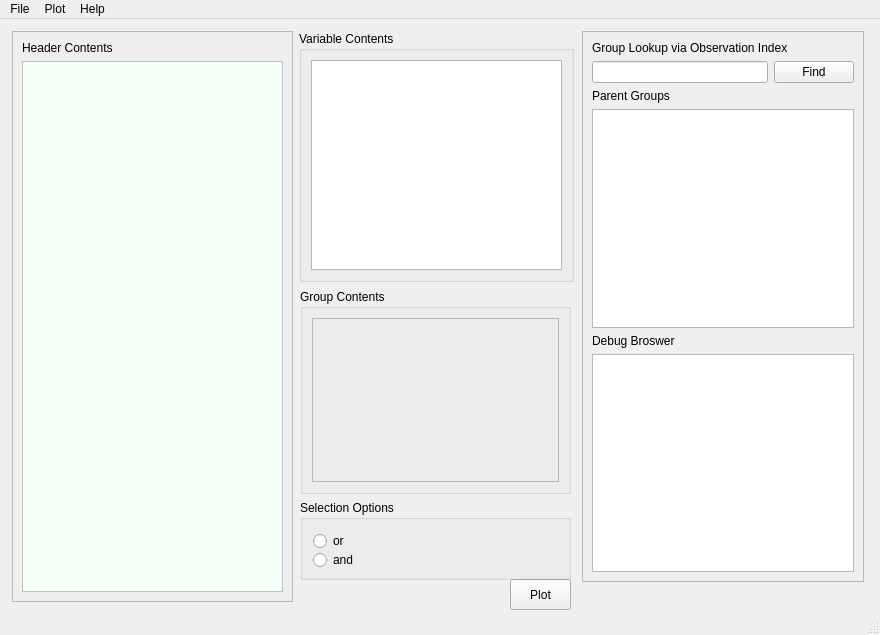
Above: src/main/resources/designer/main_window.ui from anhqngo/netCDF-GUI before the change. Below: the same form after it.
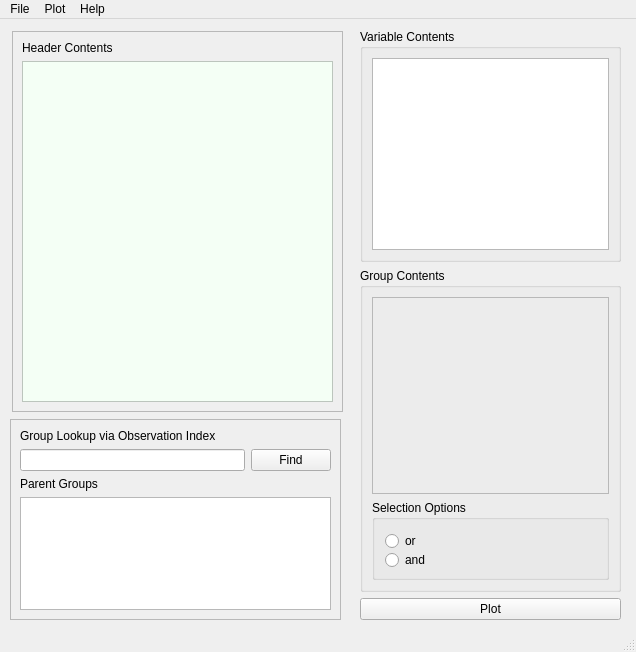
That is the form after the change.

Diff of the .ui file:
```diff
--- a/src/main/resources/designer/main_window.ui
+++ b/src/main/resources/designer/main_window.ui
@@ -6,8 +6,8 @@
    <rect>
     <x>0</x>
     <y>0</y>
-    <width>880</width>
-    <height>635</height>
+    <width>636</width>
+    <height>652</height>
    </rect>
   </property>
   <property name="sizePolicy">
@@ -37,8 +37,8 @@
      <rect>
       <x>12</x>
       <y>12</y>
-      <width>281</width>
-      <height>571</height>
+      <width>331</width>
+      <height>381</height>
      </rect>
     </property>
     <property name="frameShape">
@@ -67,10 +67,10 @@
    <widget class="QFrame" name="parentGroupFrame">
     <property name="geometry">
      <rect>
-      <x>582</x>
-      <y>12</y>
-      <width>282</width>
-      <height>551</height>
+      <x>10</x>
+      <y>400</y>
+      <width>331</width>
+      <height>201</height>
      </rect>
     </property>
     <property name="frameShape">
@@ -114,34 +114,23 @@
      <item>
       <widget class="QListWidget" name="parentGroupList"/>
      </item>
-     <item>
-      <widget class="QLabel" name="debugLabel">
-       <property name="text">
-        <string>Debug Broswer</string>
-       </property>
-      </widget>
-     </item>
-     <item>
-      <widget class="QTextBrowser" name="debugContents"/>
-     </item>
     </layout>
-    <zorder>obsIndexPush</zorder>
-    <zorder>obsIndexInput</zorder>
     <zorder>parentGroupLabel</zorder>
     <zorder>obsIndexLabel</zorder>
-    <zorder>debugLabel</zorder>
-    <zorder>debugContents</zorder>
     <zorder>parentGroupList</zorder>
    </widget>
+   <widget class="QWidget" name="">
+    <property name="geometry">
+     <rect>
+      <x>360</x>
+      <y>10</y>
+      <width>261</width>
+      <height>591</height>
+     </rect>
+    </property>
+    <layout class="QVBoxLayout" name="verticalLayout_3">
+     <item>
    <widget class="QGroupBox" name="groupBox">
-    <property name="geometry">
-     <rect>
-      <x>299</x>
-      <y>12</y>
-      <width>275</width>
-      <height>251</height>
-     </rect>
-    </property>
     <property name="title">
      <string>Variable Contents</string>
     </property>
@@ -158,29 +147,7 @@
      </item>
     </layout>
    </widget>
-   <widget class="QPushButton" name="plotButton">
-    <property name="geometry">
-     <rect>
-      <x>510</x>
-      <y>560</y>
-      <width>61</width>
-      <height>31</height>
-     </rect>
-    </property>
-    <property name="text">
-     <string>Plot</string>
-    </property>
-   </widget>
-   <widget class="QWidget" name="layoutWidget">
-    <property name="geometry">
-     <rect>
-      <x>300</x>
-      <y>270</y>
-      <width>271</width>
-      <height>291</height>
-     </rect>
-    </property>
-    <layout class="QVBoxLayout" name="verticalLayout_3">
+     </item>
      <item>
       <widget class="QGroupBox" name="groupBox_2">
        <property name="sizePolicy">
@@ -210,9 +177,6 @@
           <layout class="QVBoxLayout" name="verticalLayout"/>
          </widget>
         </item>
-       </layout>
-      </widget>
-     </item>
      <item>
       <widget class="QGroupBox" name="groupBox_4">
        <property name="sizePolicy">
@@ -260,13 +224,31 @@
      </item>
     </layout>
    </widget>
+     </item>
+     <item>
+      <widget class="QPushButton" name="plotButton">
+       <property name="text">
+        <string>Plot</string>
+       </property>
+      </widget>
+     </item>
+    </layout>
+   </widget>
+   <zorder>headerFrame</zorder>
+   <zorder>parentGroupFrame</zorder>
+   <zorder>groupBox</zorder>
+   <zorder>plotButton</zorder>
+   <zorder>groupBox_2</zorder>
+   <zorder>groupBox_2</zorder>
+   <zorder>groupBox_2</zorder>
+   <zorder>groupBox</zorder>
   </widget>
   <widget class="QMenuBar" name="menubar">
    <property name="geometry">
     <rect>
      <x>0</x>
      <y>0</y>
-     <width>880</width>
+     <width>636</width>
      <height>22</height>
     </rect>
    </property>
```
Lines whose indentation alone changed are shown as unchanged.
